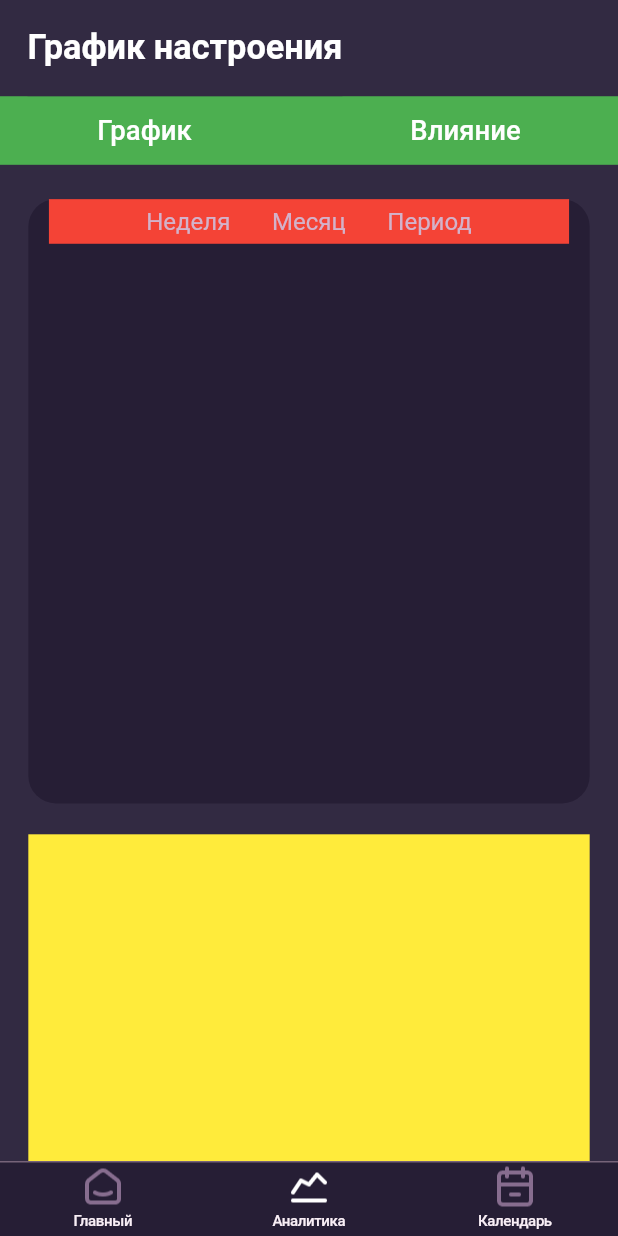
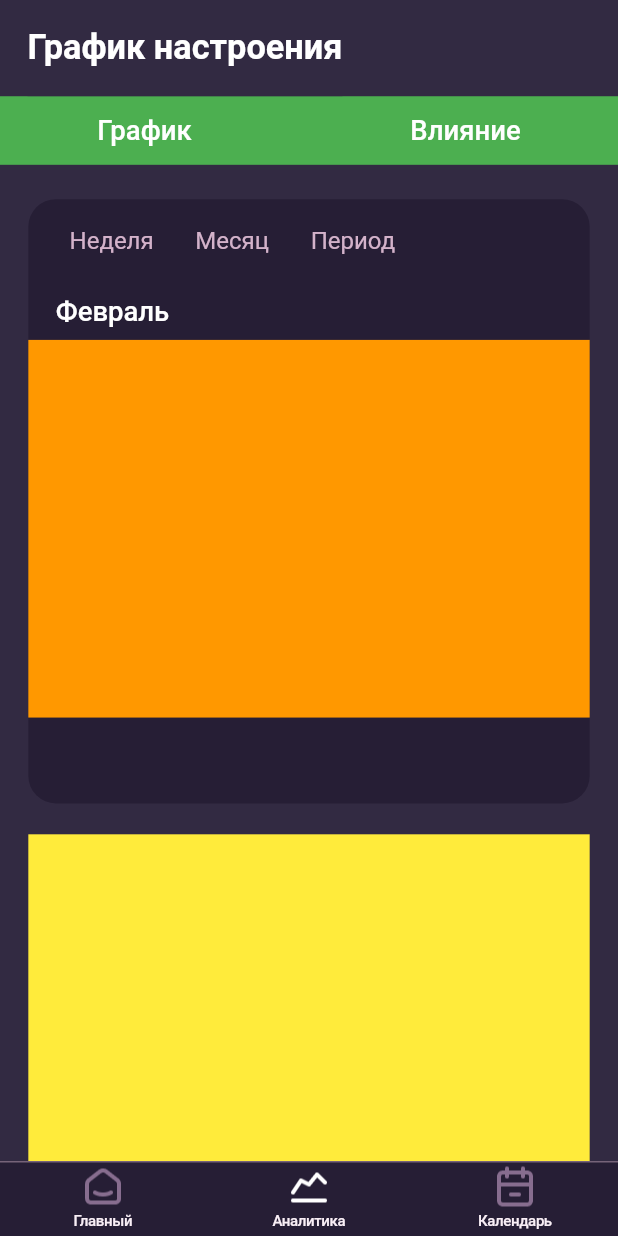
Before and after one commit to fedosovmu/mind_tracker, a Flutter app: the screen it shows after launch, on a phone screen of 412 x 824 dp. Run offline on Flutter 3.47's test engine with Material 2 defaults, Android fonts, the light colour scheme and no system bars; our stand-ins replace cloud_firestore, firebase_core; accounts and stored records are empty; statements that could not run were skipped.

Commit message:
Промежуточный коммит, продолжаю создание графика

```diff
--- a/lib/src/views/screens/main_screen/analytics_page/mood_chart/mood_chart.dart
+++ b/lib/src/views/screens/main_screen/analytics_page/mood_chart/mood_chart.dart
@@ -17,7 +17,27 @@ class MoodChart extends StatelessWidget {
       ),
       child: Column(
         children: [
-          _buildTabs()
+          _buildTabs(),
+          Container(
+            padding: EdgeInsets.only(top: dp(14), left: dp(16)),
+            //color: Colors.blue,
+            width: double.infinity,
+            height: dp(40),
+            child: Text(
+              'Февраль',
+              style: CustomTextStyles.basicH1Medium,
+            ),
+          ),
+          Container(
+            color: Colors.orange,
+            width: double.infinity,
+            height: dp(220),
+          ),
+          Expanded(
+            child: Container(
+              //color: Colors.green,
+            ),
+          )
         ],
       ),
     );
@@ -25,14 +45,13 @@ class MoodChart extends StatelessWidget {
 
   Widget _buildTabs() {
     return Container(
-      color: Colors.red,
+      padding: EdgeInsets.only(top: dp(16), left: dp(12)),
+      //color: Colors.red,
       width: dp(303),
-      height: dp(26),
-      child: Center(
-        child: Text(
-          'Неделя       Месяц       Период',
-          style: CustomTextStyles.basic.copyWith(color: CustomColors.purpleLight),
-        ),
+      height: dp(26+16),
+      child: Text(
+        'Неделя       Месяц       Период',
+        style: CustomTextStyles.basic.copyWith(color: CustomColors.purpleLight),
       ),
     );
   }
```
